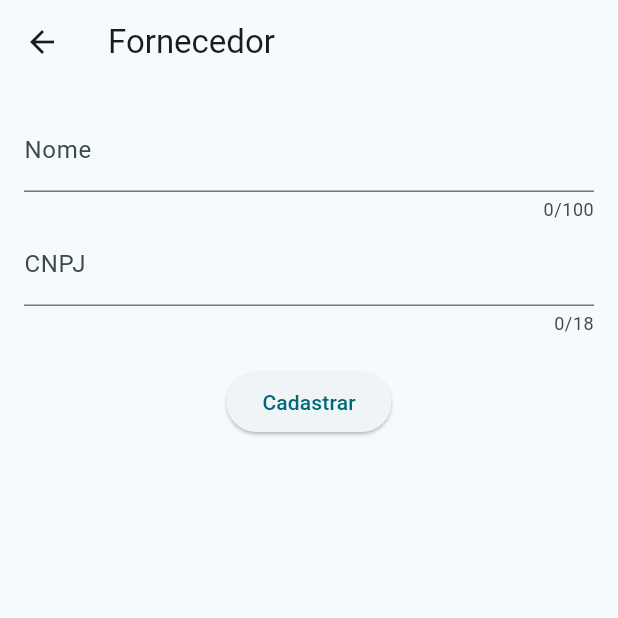
After one commit to mateusrg/front_mercado, a Flutter app: the screen it shows after launch, after a tap on the "add" icon, on a phone screen of 412 x 824 dp, the top half of it. The commit adds this screen. Run offline on Flutter 3.47's test engine with Material 3 defaults, Android fonts, the phone set to English and light mode, and no system bars; our stand-ins replace flutter_masked_text2, shared_preferences; network calls fail.

Commit message:
commit pro arthur

```diff
--- a/lib/main.dart
+++ b/lib/main.dart
@@ -1,6 +1,6 @@
 import 'package:flutter/material.dart';
+import 'package:front_mercado/pages/fornecedores/fornecedores_page.dart';
 import 'package:front_mercado/pages/home_page.dart';
-import 'package:front_mercado/pages/login_page.dart';
 import 'dart:io';
 
 class MyHttpoverrides extends HttpOverrides {
@@ -31,7 +31,7 @@ class MainApp extends StatelessWidget {
       ),
       home: const Scaffold(
         body: Center(
-          child: HomePage(),
+          child: FornecedoresPage(),
         ),
       ),
     );
--- /dev/null
+++ b/lib/pages/fornecedores/fornecedores_page.dart
@@ -0,0 +1,205 @@
+import 'dart:convert';
+import 'package:flutter/material.dart';
+import 'package:http/http.dart' as http;
+import 'package:flutter_masked_text2/flutter_masked_text2.dart';
+
+class FornecedoresPage extends StatefulWidget {
+  const FornecedoresPage({super.key});
+
+  @override
+  State<FornecedoresPage> createState() => _FornecedoresPageState();
+}
+
+class _FornecedoresPageState extends State<FornecedoresPage> {
+  final String apiUrl = '10.0.2.2:5277';
+  List<Map<String, dynamic>> _fornecedores = [];
+
+  @override
+  void initState() {
+    _listarFornecedores();
+    super.initState();
+  }
+
+  Future<void> _listarFornecedores() async {
+    final response = await http.get(Uri.http(apiUrl, '/Fornecedores'));
+
+    if (response.statusCode == 200) {
+      setState(() {
+        _fornecedores =
+            List<Map<String, dynamic>>.from(json.decode(response.body));
+      });
+    } else {
+      print('Erro ao listar fornecedores: ${response.statusCode}');
+    }
+  }
+
+  Future<void> _adicionarFornecedor(Map<String, dynamic> fornecedor) async {
+    final response = await http.post(
+      Uri.http(apiUrl, '/Fornecedores'),
+      headers: {'Content-Type': 'application/json'},
+      body: jsonEncode(fornecedor),
+    );
+
+    if (response.statusCode < 400) {
+      _listarFornecedores();
+    } else {
+      print('Erro ao adicionar fornecedor: ${response.statusCode}');
+    }
+  }
+
+  Future<void> _editarFornecedor(Map<String, dynamic> fornecedor) async {
+    final response = await http.put(
+      Uri.http(apiUrl, '/Fornecedores'),
+      headers: {'Content-Type': 'application/json'},
+      body: jsonEncode(fornecedor),
+    );
+
+    if (response.statusCode < 400) {
+      _listarFornecedores();
+    } else {
+      print('Erro ao editar fornecedor: ${response.statusCode}');
+    }
+  }
+
+  void _abrirFormularioFornecedor({Map<String, dynamic>? fornecedor}) {
+    Navigator.of(context).push(
+      MaterialPageRoute(
+        builder: (context) => FornecedorFormPage(
+          fornecedor: fornecedor,
+          onSave: (fornecedor) {
+            if (fornecedor.containsKey('idFornecedor')) {
+              _editarFornecedor(fornecedor);
+            } else {
+              _adicionarFornecedor(fornecedor);
+            }
+          },
+        ),
+      ),
+    );
+  }
+
+  @override
+  Widget build(BuildContext context) {
+    return Scaffold(
+      appBar: AppBar(
+        title: const Text('Fornecedores'),
+      ),
+      body: ListView.builder(
+        itemCount: _fornecedores.length,
+        itemBuilder: (context, index) {
+          return ListTile(
+            title: Text(_fornecedores[index]['nome']),
+            subtitle: Text('${_fornecedores[index]['cnpj']}'),
+            onTap: () =>
+                _abrirFormularioFornecedor(fornecedor: _fornecedores[index]),
+          );
+        },
+      ),
+      floatingActionButton: FloatingActionButton(
+        onPressed: () => _abrirFormularioFornecedor(),
+        child: const Icon(Icons.add),
+      ),
+    );
+  }
+}
+
+class FornecedorFormPage extends StatefulWidget {
+  final Map<String, dynamic>? fornecedor;
+  final Function(Map<String, dynamic>) onSave;
+
+  const FornecedorFormPage({super.key, this.fornecedor, required this.onSave});
+
+  @override
+  State<FornecedorFormPage> createState() => _FornecedorFormPageState();
+}
+
+class _FornecedorFormPageState extends State<FornecedorFormPage> {
+  final _formKey = GlobalKey<FormState>();
+  late TextEditingController _nomeController;
+  late MaskedTextController _cnpjController;
+
+  @override
+  void initState() {
+    super.initState();
+    _nomeController = TextEditingController(
+      text: widget.fornecedor != null ? widget.fornecedor!['nome'] : '',
+    );
+    _cnpjController = MaskedTextController(
+      mask: '00.000.000/0000-00',
+      text: widget.fornecedor != null ? widget.fornecedor!['cnpj'] : '',
+    );
+  }
+
+  @override
+  void dispose() {
+    _nomeController.dispose();
+    _cnpjController.dispose();
+    super.dispose();
+  }
+
+  void _salvar() {
+    if (_formKey.currentState!.validate()) {
+      final fornecedor = {
+        'nome': _nomeController.text,
+        'cnpj': _cnpjController.text,
+      };
+
+      if (widget.fornecedor != null) {
+        fornecedor['idFornecedor'] = widget.fornecedor!['idFornecedor'].toString();
+      }
+
+      widget.onSave(fornecedor);
+      Navigator.of(context).pop();
+    }
+  }
+
+  @override
+  Widget build(BuildContext context) {
+    return Scaffold(
+      appBar: AppBar(
+        title: const Text('Fornecedor'),
+      ),
+      body: Padding(
+        padding: const EdgeInsets.all(16.0),
+        child: Form(
+          key: _formKey,
+          child: Column(
+            children: <Widget>[
+              TextFormField(
+                controller: _nomeController,
+                decoration: const InputDecoration(labelText: 'Nome'),
+                maxLength: 100,
+                validator: (value) {
+                  if (value == null || value.isEmpty) {
+                    return 'Por favor, insira o nome';
+                  }
+                  return null;
+                },
+              ),
+              TextFormField(
+                controller: _cnpjController,
+                decoration: const InputDecoration(labelText: 'CNPJ'),
+                maxLength: 18,
+                keyboardType: TextInputType.number,
+                validator: (value) {
+                  if (value == null || value.isEmpty) {
+                    return 'Por favor, insira o CNPJ';
+                  }
+                  if (value.length != 18) {
+                    return 'O CNPJ deve ter 18 caracteres';
+                  }
+                  return null;
+                },
+              ),
+              const SizedBox(height: 20),
+              ElevatedButton(
+                onPressed: _salvar,
+                child: const Text('Cadastrar'),
+              ),
+            ],
+          ),
+        ),
+      ),
+    );
+  }
+}
--- a/pubspec.yaml
+++ b/pubspec.yaml
@@ -9,6 +9,7 @@ environment:
 dependencies:
   flutter:
     sdk: flutter
+  flutter_masked_text2: ^0.9.1
   http: ^1.3.0
   shared_preferences: ^2.5.1
 
```
Also changed, not shown: pubspec.lock.
